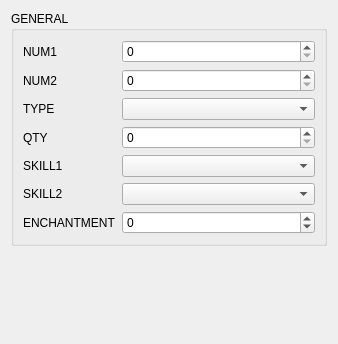
This is src/ui/itemtabform.ui in Orionsilver/Yo-kai_Editor_B2 as Qt 5 draws it before an edit. The edited form follows.
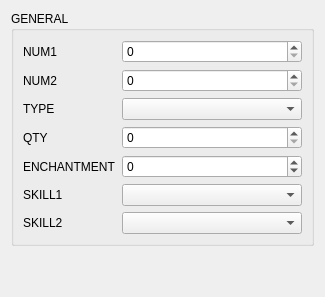
This is the edited form.

Patch:
```diff
--- a/src/ui/itemtabform.ui
+++ b/src/ui/itemtabform.ui
@@ -2,14 +2,6 @@
 <ui version="4.0">
  <class>ItemTabForm</class>
  <widget class="QWidget" name="ItemTabForm">
-  <property name="geometry">
-   <rect>
-    <x>0</x>
-    <y>0</y>
-    <width>338</width>
-    <height>344</height>
-   </rect>
-  </property>
   <property name="windowTitle">
    <string notr="true">Form</string>
   </property>
@@ -81,34 +73,34 @@
           </property>
          </widget>
         </item>
-        <item row="5" column="0">
+        <item row="6" column="0">
          <widget class="QLabel" name="skill1Label">
           <property name="text">
            <string>SKILL1</string>
           </property>
          </widget>
         </item>
-        <item row="5" column="1">
+        <item row="6" column="1">
          <widget class="QComboBox" name="skill1CB"/>
         </item>
-        <item row="6" column="0">
+        <item row="7" column="0">
          <widget class="QLabel" name="skill2Label">
           <property name="text">
            <string>SKILL2</string>
           </property>
          </widget>
         </item>
-        <item row="6" column="1">
+        <item row="7" column="1">
          <widget class="QComboBox" name="skill2CB"/>
         </item>
-        <item row="7" column="0">
+        <item row="5" column="0">
          <widget class="QLabel" name="enchantmentLabel">
           <property name="text">
            <string>ENCHANTMENT</string>
           </property>
          </widget>
         </item>
-        <item row="7" column="1">
+        <item row="5" column="1">
          <widget class="QSpinBox" name="enchantmentSB">
           <property name="minimum">
            <number>-128</number>
```
